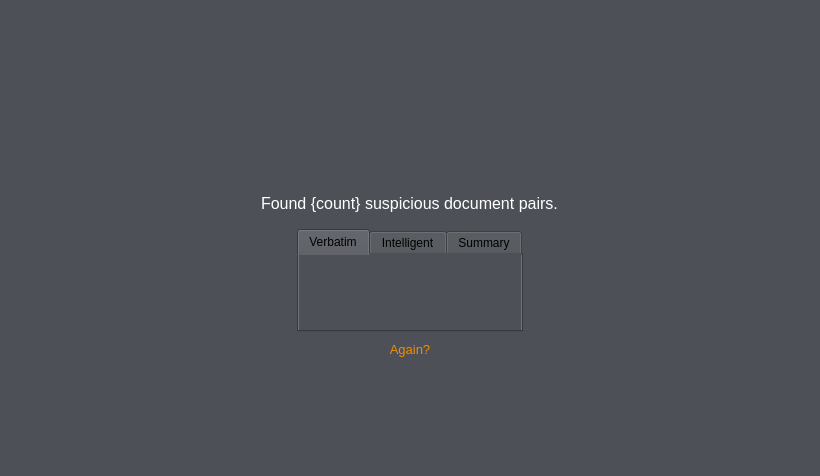
This is plagdef/gui/ui/results_widget.ui in devWhyqueue/plagdef as Qt 5 draws it before an edit. The edited form follows.
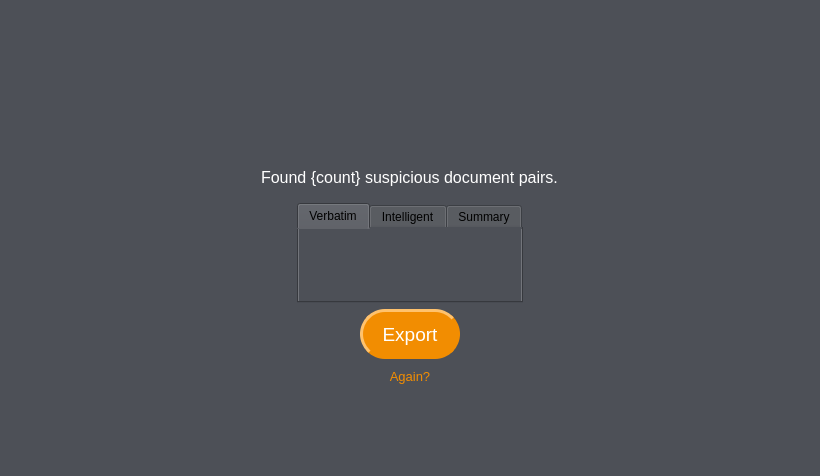
This is the edited form. Icons and pictures are not drawn.

Patch:
```diff
--- a/plagdef/gui/ui/results_widget.ui
+++ b/plagdef/gui/ui/results_widget.ui
@@ -712,6 +712,42 @@
                     </widget>
                 </widget>
             </item>
+            <item alignment="Qt::AlignHCenter">
+                <widget class="QPushButton" name="export_button">
+                    <property name="minimumSize">
+                        <size>
+                            <width>100</width>
+                            <height>50</height>
+                        </size>
+                    </property>
+                    <property name="styleSheet">
+                        <string notr="true">QPushButton {
+                            font-size: 14pt;
+                            border-radius: 25px;
+                            border: 3px solid rgb(242, 141, 1);
+                            border-style: outset;
+                            color: rgb(255, 255, 255);
+                            }
+
+                            :enabled {
+                            background-color: rgb(242, 141, 1);
+                            }
+
+                            :hover{
+                            background-color: #b56900;
+                            border-color: #b56900;
+                            }
+
+                            :pressed {
+                            border-style: inset;
+                            }
+                        </string>
+                    </property>
+                    <property name="text">
+                        <string>Export</string>
+                    </property>
+                </widget>
+            </item>
             <item alignment="Qt::AlignHCenter">
                 <widget class="QPushButton" name="again_button_res">
                     <property name="sizePolicy">
```
